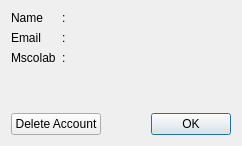
The window that mslib/msui/ui/ui_mscolab_profile_dialog.ui (Open-MSS/MSS) describes before a commit, drawn with Qt 5.
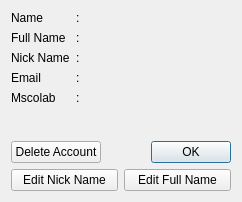
The same window after the commit. Icons and pictures are not drawn.

Commit message: added_fullname_in_profile

```diff
--- a/mslib/msui/ui/ui_mscolab_profile_dialog.ui
+++ b/mslib/msui/ui/ui_mscolab_profile_dialog.ui
@@ -7,7 +7,7 @@
     <x>0</x>
     <y>0</y>
     <width>242</width>
-    <height>146</height>
+    <height>202</height>
    </rect>
   </property>
   <property name="windowTitle">
@@ -23,14 +23,63 @@
        </property>
       </widget>
      </item>
-     <item row="1" column="2">
-      <widget class="QLabel" name="emailLabel_2">
+     <item row="0" column="1" alignment="Qt::AlignLeft">
+      <widget class="QLabel" name="label">
        <property name="text">
-        <string/>
+        <string>:</string>
+       </property>
+      </widget>
+     </item>
+     <item row="4" column="1" alignment="Qt::AlignLeft">
+      <widget class="QLabel" name="label_3">
+       <property name="text">
+        <string>:</string>
+       </property>
+      </widget>
+     </item>
+     <item row="3" column="1" alignment="Qt::AlignLeft">
+      <widget class="QLabel" name="label_2">
+       <property name="text">
+        <string>:</string>
        </property>
       </widget>
      </item>
      <item row="2" column="0">
+      <widget class="QLabel" name="nickname_label">
+       <property name="text">
+        <string>Nick Name</string>
+       </property>
+      </widget>
+     </item>
+     <item row="3" column="2">
+      <widget class="QLabel" name="emailLabel_2">
+       <property name="text">
+        <string/>
+       </property>
+      </widget>
+     </item>
+     <item row="4" column="2">
+      <widget class="QLabel" name="mscolabURLLabel_2">
+       <property name="text">
+        <string/>
+       </property>
+      </widget>
+     </item>
+     <item row="0" column="0">
+      <widget class="QLabel" name="usernameLabel">
+       <property name="text">
+        <string>Name</string>
+       </property>
+      </widget>
+     </item>
+     <item row="2" column="1">
+      <widget class="QLabel" name="label_5">
+       <property name="text">
+        <string>:</string>
+       </property>
+      </widget>
+     </item>
+     <item row="4" column="0">
       <widget class="QLabel" name="mscolabURLLabel">
        <property name="text">
         <string>Mscolab</string>
@@ -38,44 +87,37 @@
       </widget>
      </item>
      <item row="2" column="2">
-      <widget class="QLabel" name="mscolabURLLabel_2">
+      <widget class="QLabel" name="nickname_label2">
        <property name="text">
         <string/>
        </property>
       </widget>
      </item>
-     <item row="1" column="0">
+     <item row="3" column="0">
       <widget class="QLabel" name="emailLabel">
        <property name="text">
         <string>Email</string>
        </property>
       </widget>
      </item>
-     <item row="0" column="0">
-      <widget class="QLabel" name="usernameLabel">
+     <item row="1" column="0">
+      <widget class="QLabel" name="fullname_label">
        <property name="text">
-        <string>Name</string>
+        <string>Full Name</string>
        </property>
       </widget>
      </item>
-     <item row="0" column="1" alignment="Qt::AlignLeft">
-      <widget class="QLabel" name="label">
+     <item row="1" column="1">
+      <widget class="QLabel" name="label_6">
        <property name="text">
         <string>:</string>
        </property>
       </widget>
      </item>
-     <item row="1" column="1" alignment="Qt::AlignLeft">
-      <widget class="QLabel" name="label_2">
+     <item row="1" column="2">
+      <widget class="QLabel" name="fullname_label2">
        <property name="text">
-        <string>:</string>
-       </property>
-      </widget>
-     </item>
-     <item row="2" column="1" alignment="Qt::AlignLeft">
-      <widget class="QLabel" name="label_3">
-       <property name="text">
-        <string>:</string>
+        <string/>
        </property>
       </widget>
      </item>
@@ -115,6 +157,20 @@
      </property>
     </widget>
    </item>
+   <item row="3" column="0">
+    <widget class="QPushButton" name="editNicknameBtn">
+     <property name="text">
+      <string>Edit Nick Name</string>
+     </property>
+    </widget>
+   </item>
+   <item row="3" column="1">
+    <widget class="QPushButton" name="editFullnameBtn">
+     <property name="text">
+      <string>Edit Full Name</string>
+     </property>
+    </widget>
+   </item>
   </layout>
  </widget>
  <resources>
```
Left out of the diff: 14 changed lines with no effect on the pictures. The commit also changes 4 other files.
